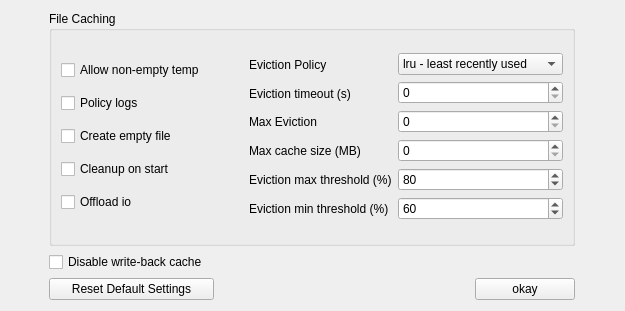
This is gui/lyve_config_advanced.ui in Seagate/cloudfuse as Qt 5 draws it before an edit. The edited form follows.
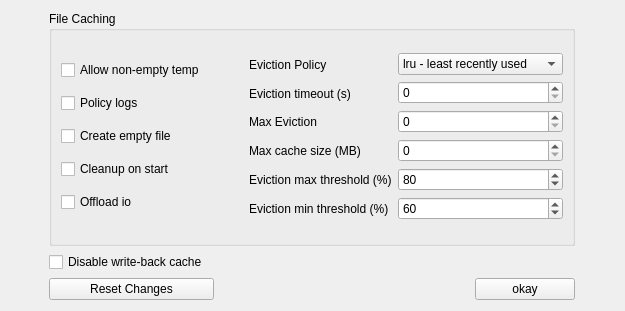
This is the edited form.

Commit message: Advanced settings reset changes button

```diff
--- a/gui/lyve_config_advanced.ui
+++ b/gui/lyve_config_advanced.ui
@@ -36,7 +36,7 @@
       <enum>Qt::LeftToRight</enum>
      </property>
      <property name="text">
-      <string>Reset Default Settings</string>
+      <string>Reset Changes</string>
      </property>
      <property name="default">
       <bool>false</bool>
```
The commit also changes 3 other files.
